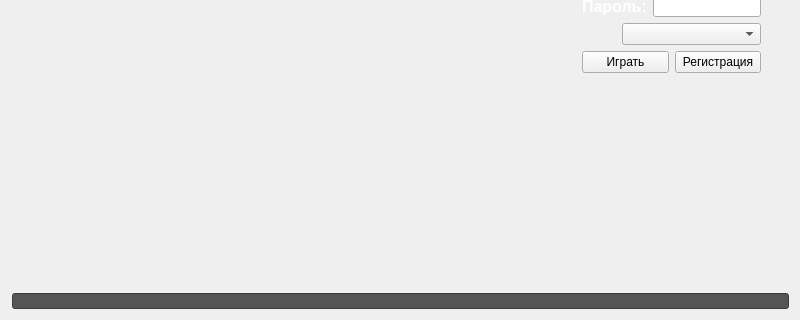
Qt form src/mainclass.ui (NikDiamond/NikLauncher) before a commit; both pictures show x 0 to 800 and y 180 to 500 of the 800 by 500 pixel window.
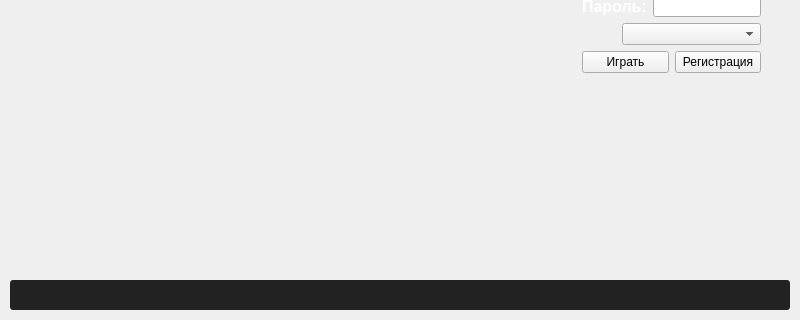
The same form after that commit. Icons and pictures are not drawn.

Patch:
```diff
--- a/src/mainclass.ui
+++ b/src/mainclass.ui
@@ -41,7 +41,7 @@
      <x>0</x>
      <y>0</y>
      <width>801</width>
-     <height>501</height>
+     <height>451</height>
     </rect>
    </property>
    <layout class="QVBoxLayout" name="mainLayout">
@@ -297,46 +297,34 @@
       </property>
      </spacer>
     </item>
-    <item>
-     <layout class="QVBoxLayout" name="verticalLayout">
-      <property name="leftMargin">
-       <number>2</number>
-      </property>
-      <property name="topMargin">
-       <number>2</number>
-      </property>
-      <property name="rightMargin">
-       <number>2</number>
-      </property>
-      <property name="bottomMargin">
-       <number>2</number>
-      </property>
-      <item>
-       <widget class="QLabel" name="errLabel">
-        <property name="text">
-         <string/>
-        </property>
-        <property name="alignment">
-         <set>Qt::AlignCenter</set>
-        </property>
-       </widget>
-      </item>
-      <item>
+   </layout>
+  </widget>
        <widget class="QProgressBar" name="downProgress">
+   <property name="geometry">
+    <rect>
+     <x>10</x>
+     <y>460</y>
+     <width>780</width>
+     <height>30</height>
+    </rect>
+   </property>
         <property name="sizePolicy">
          <sizepolicy hsizetype="Expanding" vsizetype="Fixed">
           <horstretch>0</horstretch>
           <verstretch>0</verstretch>
          </sizepolicy>
         </property>
+   <property name="autoFillBackground">
+    <bool>false</bool>
+   </property>
         <property name="styleSheet">
-         <string notr="true">QProgressBar {
-background: #555;
-height: 5px;
+    <string notr="true">QProgressBar:horizontal {
+border-radius: 3px;
+background: #232222;
+opacity: 0.5;
 }
-
-QProgressBar::chunk {
-background: #aaa;
+QProgressBar::chunk:horizontal {
+background: qlineargradient(x1: 0, y1: 0.5, x2: 1, y2: 0.5, stop: 0 #232222, stop: 1 #4d4d4d);
 }</string>
         </property>
         <property name="value">
@@ -346,10 +334,24 @@
          <bool>false</bool>
         </property>
        </widget>
-      </item>
-     </layout>
-    </item>
-   </layout>
+  <widget class="QLabel" name="errLabel">
+   <property name="geometry">
+    <rect>
+     <x>10</x>
+     <y>460</y>
+     <width>780</width>
+     <height>30</height>
+    </rect>
+   </property>
+   <property name="styleSheet">
+    <string notr="true">padding: 5px</string>
+   </property>
+   <property name="text">
+    <string/>
+   </property>
+   <property name="alignment">
+    <set>Qt::AlignCenter</set>
+   </property>
   </widget>
  </widget>
  <layoutdefault spacing="6" margin="11"/>
```
Lines whose indentation alone changed are shown as unchanged.
